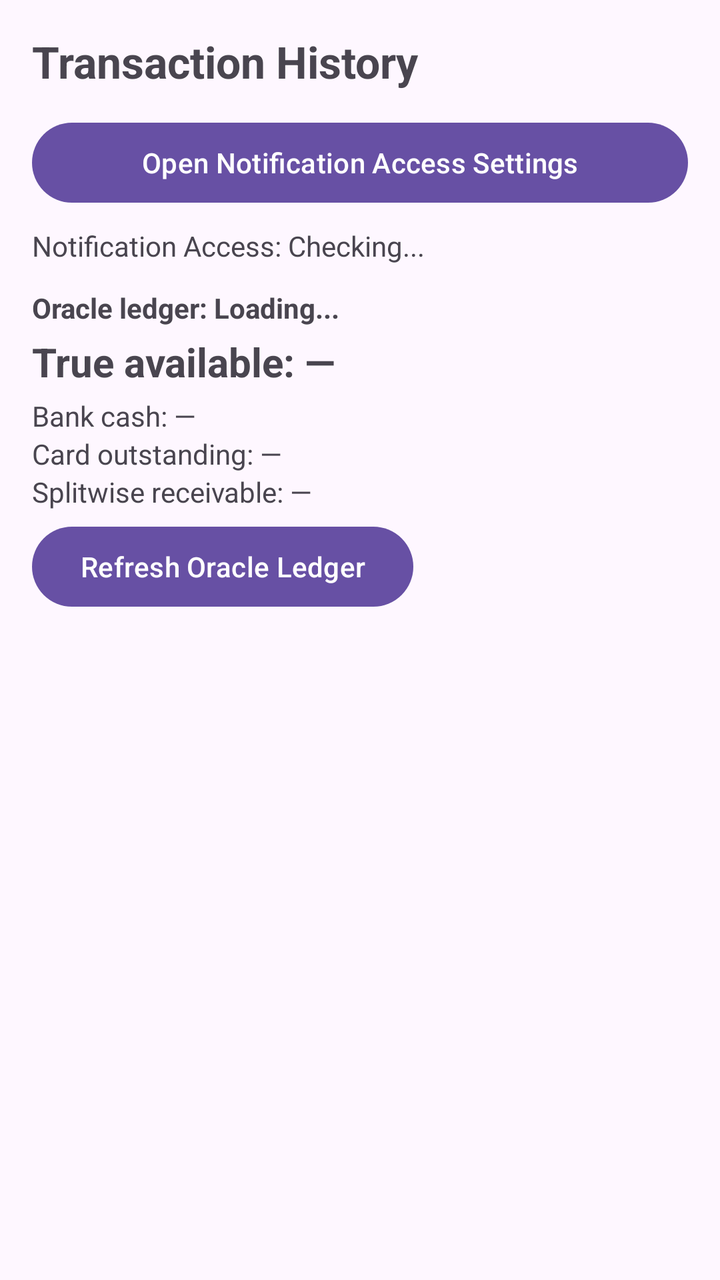
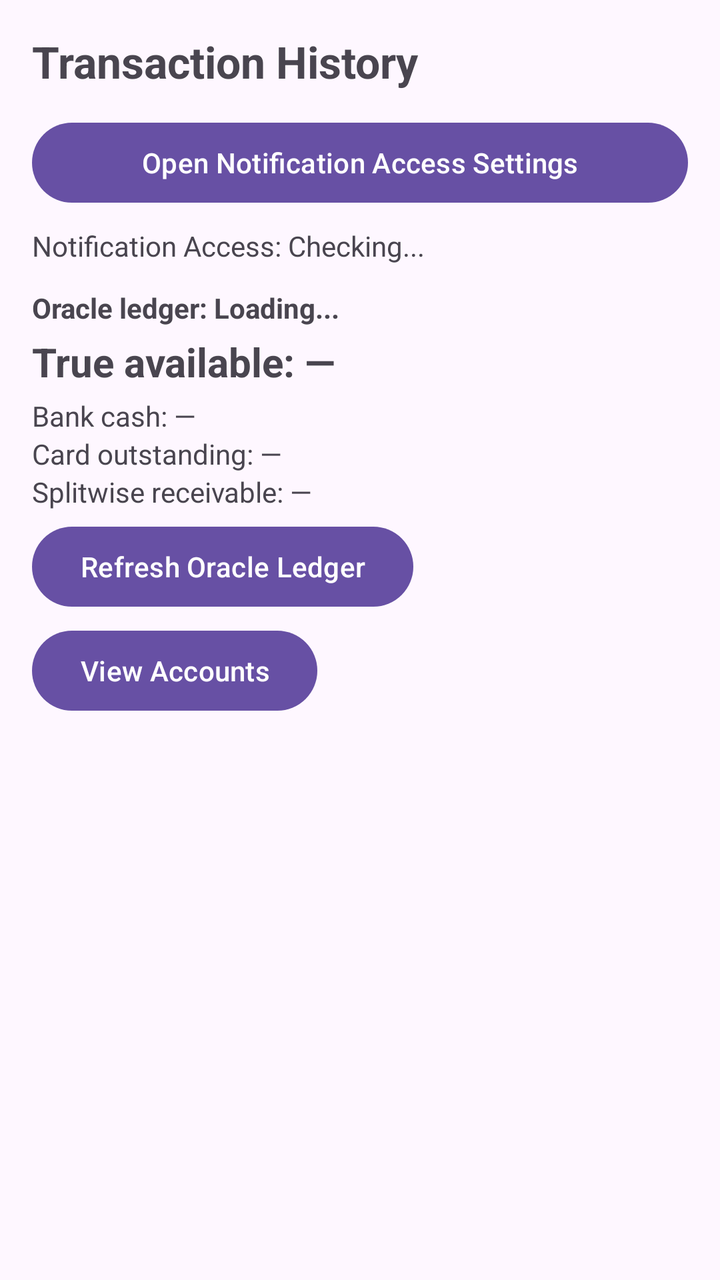

An Android layout rendered at two revisions. The XML below is the earlier revision; the diff shows what the commit changed to produce the second picture.
<!-- AndroidManifest.xml: application theme Theme.FinanceSMSTracker -->
<!-- res/layout/activity_main.xml -->
<?xml version="1.0" encoding="utf-8"?>
<androidx.constraintlayout.widget.ConstraintLayout xmlns:android="http://schemas.android.com/apk/res/android"
    xmlns:app="http://schemas.android.com/apk/res-auto"
    xmlns:tools="http://schemas.android.com/tools"
    android:id="@+id/main"
    android:layout_width="match_parent"
    android:layout_height="match_parent"
    android:padding="16dp"
    tools:context=".MainActivity">

    <TextView
        android:id="@+id/textViewTitle"
        android:layout_width="wrap_content"
        android:layout_height="wrap_content"
        android:text="Transaction History"
        android:textSize="22sp"
        android:textStyle="bold"
        app:layout_constraintStart_toStartOf="parent"
        app:layout_constraintTop_toTopOf="parent" />

    <Button
        android:id="@+id/buttonOpenNotificationSettings"
        android:layout_width="0dp"
        android:layout_height="wrap_content"
        android:layout_marginTop="12dp"
        android:text="Open Notification Access Settings"
        app:layout_constraintEnd_toEndOf="parent"
        app:layout_constraintStart_toStartOf="parent"
        app:layout_constraintTop_toBottomOf="@id/textViewTitle" />

    <TextView
        android:id="@+id/textViewNotificationStatus"
        android:layout_width="0dp"
        android:layout_height="wrap_content"
        android:layout_marginTop="8dp"
        android:text="Notification Access: Checking..."
        android:textSize="14sp"
        app:layout_constraintEnd_toEndOf="parent"
        app:layout_constraintStart_toStartOf="parent"
        app:layout_constraintTop_toBottomOf="@id/buttonOpenNotificationSettings" />

    <LinearLayout
        android:id="@+id/oracleLedgerPanel"
        android:layout_width="0dp"
        android:layout_height="wrap_content"
        android:layout_marginTop="12dp"
        android:orientation="vertical"
        app:layout_constraintEnd_toEndOf="parent"
        app:layout_constraintStart_toStartOf="parent"
        app:layout_constraintTop_toBottomOf="@id/textViewNotificationStatus">

        <TextView
            android:id="@+id/textViewOracleStatus"
            android:layout_width="wrap_content"
            android:layout_height="wrap_content"
            android:text="Oracle ledger: Loading..."
            android:textSize="14sp"
            android:textStyle="bold" />

        <TextView
            android:id="@+id/textViewTrueAvailable"
            android:layout_width="wrap_content"
            android:layout_height="wrap_content"
            android:layout_marginTop="4dp"
            android:text="True available: —"
            android:textSize="20sp"
            android:textStyle="bold" />

        <TextView
            android:id="@+id/textViewBankCash"
            android:layout_width="wrap_content"
            android:layout_height="wrap_content"
            android:layout_marginTop="4dp"
            android:text="Bank cash: —"
            android:textSize="14sp" />

        <TextView
            android:id="@+id/textViewCardOutstanding"
            android:layout_width="wrap_content"
            android:layout_height="wrap_content"
            android:text="Card outstanding: —"
            android:textSize="14sp" />

        <TextView
            android:id="@+id/textViewSplitwiseReceivable"
            android:layout_width="wrap_content"
            android:layout_height="wrap_content"
            android:text="Splitwise receivable: —"
            android:textSize="14sp" />

        <Button
            android:id="@+id/buttonRefreshOracle"
            android:layout_width="wrap_content"
            android:layout_height="wrap_content"
            android:layout_marginTop="4dp"
            android:text="Refresh Oracle Ledger" />
    </LinearLayout>

    <androidx.recyclerview.widget.RecyclerView
        android:id="@+id/recyclerViewTransactions"
        android:layout_width="0dp"
        android:layout_height="0dp"
        android:layout_marginTop="12dp"
        app:layout_constraintBottom_toBottomOf="parent"
        app:layout_constraintEnd_toEndOf="parent"
        app:layout_constraintStart_toStartOf="parent"
        app:layout_constraintTop_toBottomOf="@id/oracleLedgerPanel"
        tools:listitem="@layout/item_transaction" />

    <TextView
        android:id="@+id/textViewEmpty"
        android:layout_width="wrap_content"
        android:layout_height="wrap_content"
        android:text="No transactions found."
        android:textSize="16sp"
        android:visibility="gone"
        app:layout_constraintBottom_toBottomOf="parent"
        app:layout_constraintEnd_toEndOf="parent"
        app:layout_constraintStart_toStartOf="parent"
        app:layout_constraintTop_toBottomOf="@id/oracleLedgerPanel" />

</androidx.constraintlayout.widget.ConstraintLayout>
<!-- res/layout/item_transaction.xml (included above) -->
<?xml version="1.0" encoding="utf-8"?>
<androidx.cardview.widget.CardView xmlns:android="http://schemas.android.com/apk/res/android"
    xmlns:app="http://schemas.android.com/apk/res-auto"
    android:layout_width="match_parent"
    android:layout_height="wrap_content"
    android:layout_marginBottom="8dp"
    app:cardCornerRadius="8dp"
    app:cardElevation="2dp">

    <LinearLayout
        android:layout_width="match_parent"
        android:layout_height="wrap_content"
        android:orientation="vertical"
        android:padding="12dp">

        <LinearLayout
            android:layout_width="match_parent"
            android:layout_height="wrap_content"
            android:orientation="horizontal">

            <TextView
                android:id="@+id/textViewMerchant"
                android:layout_width="0dp"
                android:layout_height="wrap_content"
                android:layout_weight="1"
                android:text="Merchant / Payee"
                android:textColor="@android:color/black"
                android:textSize="16sp"
                android:textStyle="bold" />

            <TextView
                android:id="@+id/textViewAmount"
                android:layout_width="wrap_content"
                android:layout_height="wrap_content"
                android:text="₹0.00"
                android:textSize="16sp"
                android:textStyle="bold" />
        </LinearLayout>

        <LinearLayout
            android:layout_width="match_parent"
            android:layout_height="wrap_content"
            android:layout_marginTop="4dp"
            android:orientation="horizontal">

            <TextView
                android:id="@+id/textViewCategory"
                android:layout_width="wrap_content"
                android:layout_height="wrap_content"
                android:background="#E0E0E0"
                android:paddingHorizontal="6dp"
                android:paddingVertical="2dp"
                android:text="CATEGORY"
                android:textSize="12sp"
                android:textStyle="bold" />

            <TextView
                android:id="@+id/textViewType"
                android:layout_width="wrap_content"
                android:layout_height="wrap_content"
                android:layout_marginStart="8dp"
                android:text="DEBIT"
                android:textSize="12sp" />

            <TextView
                android:id="@+id/textViewPaymentMethod"
                android:layout_width="0dp"
                android:layout_height="wrap_content"
                android:layout_weight="1"
                android:layout_marginStart="8dp"
                android:text="UPI"
                android:textSize="12sp" />

            <TextView
                android:id="@+id/textViewBank"
                android:layout_width="wrap_content"
                android:layout_height="wrap_content"
                android:text="HDFC"
                android:textSize="12sp" />
        </LinearLayout>

        <TextView
            android:id="@+id/textViewDateTime"
            android:layout_width="match_parent"
            android:layout_height="wrap_content"
            android:layout_marginTop="6dp"
            android:text="12 Oct 2023, 10:30 AM"
            android:textSize="11sp"
            android:textColor="@android:color/darker_gray" />

    </LinearLayout>
</androidx.cardview.widget.CardView>
<!-- resources referenced by this layout -->
<resources>
  <style name="Theme.FinanceSMSTracker" parent="Base.Theme.FinanceSMSTracker" />
  <style name="Base.Theme.FinanceSMSTracker" parent="Theme.Material3.DayNight.NoActionBar">
          
          
      </style>
</resources>

<!-- the commit's change to res/layout/activity_main.xml (unified diff, before → after) -->
@@ -94,6 +94,13 @@
             android:layout_height="wrap_content"
             android:layout_marginTop="4dp"
             android:text="Refresh Oracle Ledger" />
+
+        <Button
+            android:id="@+id/buttonViewAccounts"
+            android:layout_width="wrap_content"
+            android:layout_height="wrap_content"
+            android:layout_marginTop="4dp"
+            android:text="View Accounts" />
     </LinearLayout>
 
     <androidx.recyclerview.widget.RecyclerView
